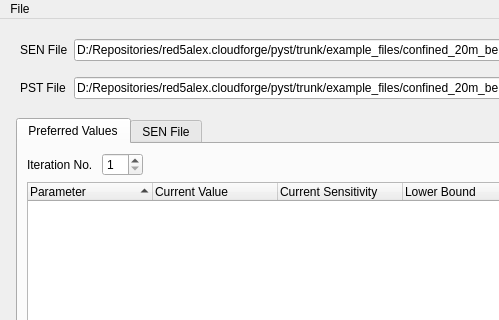
red5alex/pyst, file QtPyst/PIDashboard.ui: the form before one commit; both pictures show x 0 to 499 and y 0 to 320 of the 1183 by 730 pixel window.
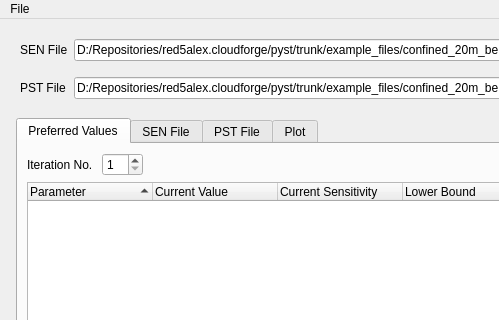
The form after the commit. The open tabs and pages were chosen to show the change.

The edit to the form file:
```diff
--- a/QtPyst/PIDashboard.ui
+++ b/QtPyst/PIDashboard.ui
@@ -196,6 +196,16 @@
       </item>
      </layout>
     </widget>
+    <widget class="QWidget" name="tab">
+     <attribute name="title">
+      <string>PST File</string>
+     </attribute>
+    </widget>
+    <widget class="QWidget" name="tab_2">
+     <attribute name="title">
+      <string>Plot</string>
+     </attribute>
+    </widget>
    </widget>
    <widget class="QLCDNumber" name="lcdNumberTotalRuns">
     <property name="geometry">
```
Left out of the diff: 4 changed lines with no effect on the pictures.
